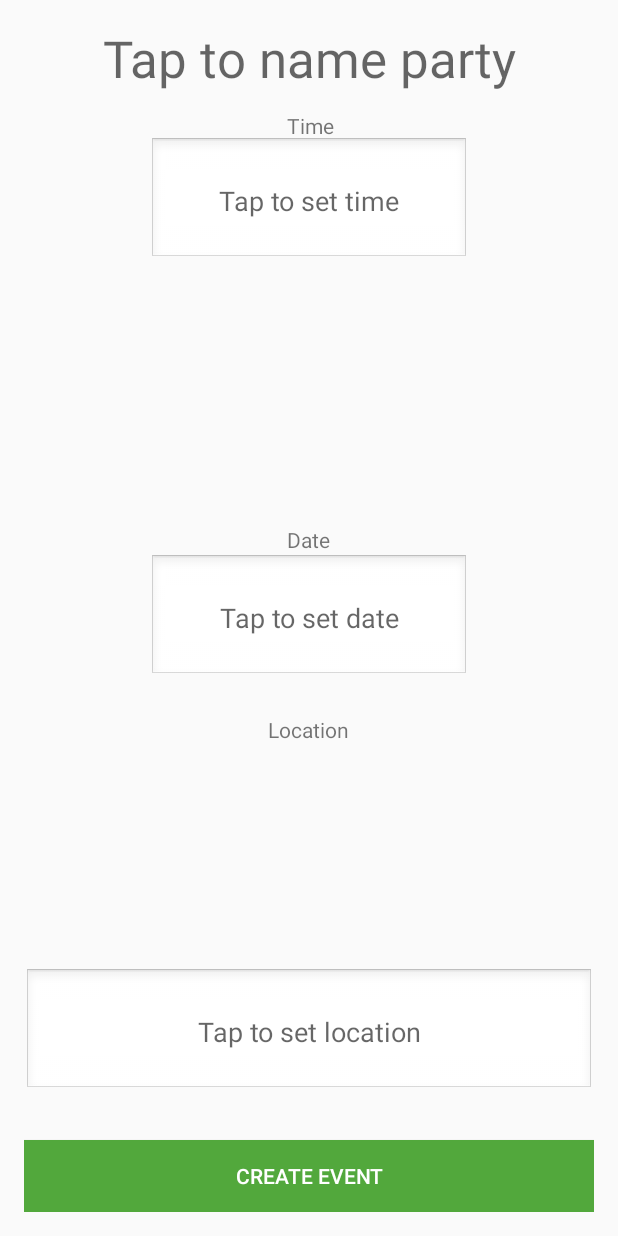
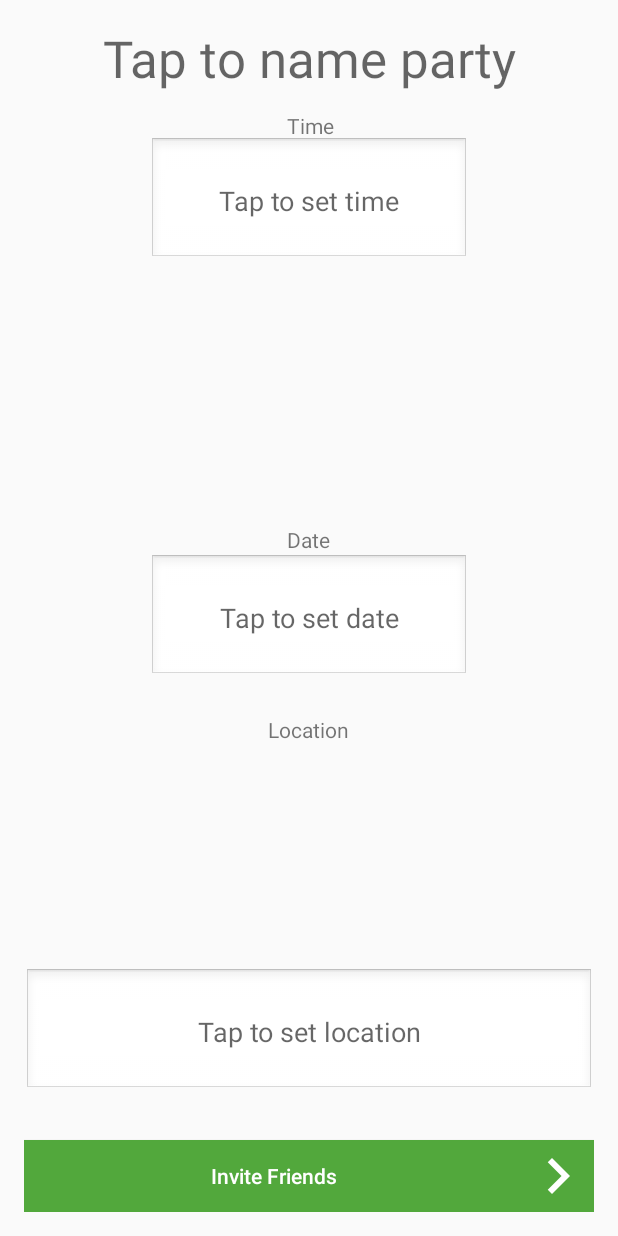
Before and after one commit to ChetMokh/Cliqbac, an Android app: the CreatePartyActivity screen opened directly, with no data from a screen before it, on a phone screen of 412 x 824 dp. Run offline under Robolectric (Android 15) with nearby library versions, the phone set to English and light mode, and no system bars.

Commit message:
Location Works and buttons changed from lowercase

```diff
--- a/app/src/main/java/co/thepartyon/cliqbac/CreatePartyActivity.java
+++ b/app/src/main/java/co/thepartyon/cliqbac/CreatePartyActivity.java
@@ -44,7 +44,7 @@ public class CreatePartyActivity extends AppCompatActivity implements View.OnCli
         View startDate = (EditText) findViewById(R.id.startDateEditText);
         startDate.setOnClickListener(this);
 
-        View confirm = (Button) findViewById(R.id.confirmButton);
+        View confirm = (Button) findViewById(R.id.inviteFriendsButton);
         confirm.setOnClickListener(this);
 
         View location = (EditText) findViewById(R.id.locationEditText);
@@ -128,7 +128,7 @@ public class CreatePartyActivity extends AppCompatActivity implements View.OnCli
 
         }
 
-        else if(v.getId() == R.id.confirmButton) //User clicks the confirm button, data is stored in DB
+        else if(v.getId() == R.id.inviteFriendsButton) //User clicks the confirm button, data is stored in DB
         {
             //Store info in DB and move to next activity
             Snackbar.make(v, "Confirmed.", Snackbar.LENGTH_SHORT).show();
@@ -149,7 +149,7 @@ public class CreatePartyActivity extends AppCompatActivity implements View.OnCli
                 Toast.makeText(this, toastMsg, Toast.LENGTH_LONG).show();
 
                 //TODO: Store that place as the party's location in SQLite
-                location.setText(place.getName());
+                location.setText(place.getAddress());
 
             }
 
--- a/app/src/main/res/layout/activity_create_party.xml
+++ b/app/src/main/res/layout/activity_create_party.xml
@@ -60,12 +60,15 @@
     <Button
         android:layout_width="match_parent"
         android:layout_height="wrap_content"
-        android:id="@+id/confirmButton"
-        android:text="@string/createEventButton"
+        android:id="@+id/inviteFriendsButton"
+        android:text="@string/inviteFriendsButton"
         android:background="#52a83c"
         android:textColor="#ffffff"
         android:layout_alignParentBottom="true"
-        android:layout_alignParentStart="true" />
+        android:layout_alignParentStart="true"
+        android:drawableRight="@drawable/ic_chevron_right"
+        android:textAlignment="center"
+        android:textAllCaps="false"/>
 
     <EditText
         android:layout_width="match_parent"
@@ -81,7 +84,7 @@
         android:linksClickable="false"
         android:textAlignment="center"
         android:layout_marginBottom="30dp"
-        android:layout_above="@+id/confirmButton"
+        android:layout_above="@+id/inviteFriendsButton"
         android:layout_alignParentStart="true" />
 
     <TextView
--- a/app/src/main/res/layout/content_main.xml
+++ b/app/src/main/res/layout/content_main.xml
@@ -21,7 +21,8 @@
         android:background="#FFFFFF"
         android:layout_above="@+id/joinEventButton"
         android:layout_alignParentEnd="true"
-        android:layout_marginBottom="20dp" />
+        android:layout_marginBottom="20dp"
+        android:textAllCaps="false"/>
 
     <Button
         android:layout_width="match_parent"
@@ -31,7 +32,8 @@
         android:layout_marginBottom="50dp"
         android:background="#FFFFFF"
         android:layout_alignParentBottom="true"
-        android:layout_alignParentEnd="true" />
+        android:layout_alignParentEnd="true"
+        android:textAllCaps="false"/>
 
     <ImageButton
         android:layout_width="wrap_content"
--- a/app/src/main/res/values/strings.xml
+++ b/app/src/main/res/values/strings.xml
@@ -35,4 +35,6 @@
     <string name="gps_network_not_enabled">Please enable location settings.</string>
     <string name="open_location_settings">Enable Location</string>
     <string name="Cancel">Cancel</string>
+    <string name="inviteFriendsButton">Invite Friends</string>
+
 </resources>
```
Also changed, not shown: app/src/main/res/drawable-hdpi/ic_chevron_right.png (added), app/src/main/res/drawable-mdpi/ic_chevron_right.png (added), app/src/main/res/drawable-xhdpi/ic_chevron_right.png (added), app/src/main/res/drawable-xxhdpi/ic_chevron_right.png (added), app/src/main/res/drawable-xxxhdpi/ic_chevron_right.png (added).
